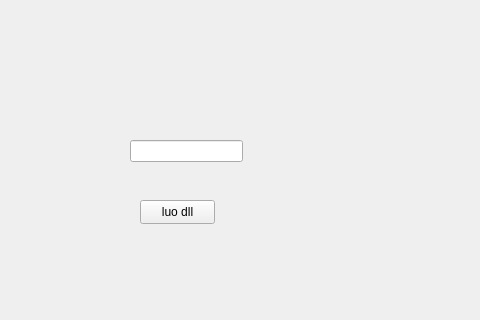
Above: rfidexe/mainwindow.ui from banksimul2022/group18 before the change; both pictures show x 0 to 480 and y 0 to 320 of the 800 by 600 pixel window. Below: the same form after it.
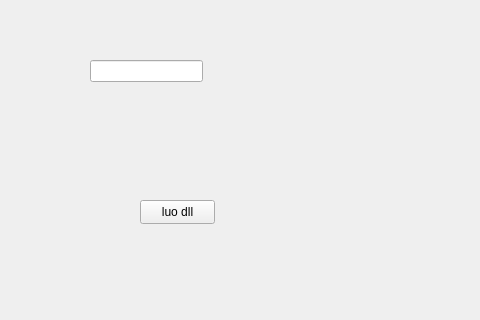
That is the form after the change.

Diff of the .ui file:
```diff
--- a/rfidexe/mainwindow.ui
+++ b/rfidexe/mainwindow.ui
@@ -30,8 +30,8 @@
    <widget class="QLineEdit" name="lineEdit">
     <property name="geometry">
      <rect>
-      <x>130</x>
-      <y>140</y>
+      <x>90</x>
+      <y>60</y>
       <width>113</width>
       <height>22</height>
      </rect>
```
Left out of the diff: 2 changed lines with no effect on the pictures.
